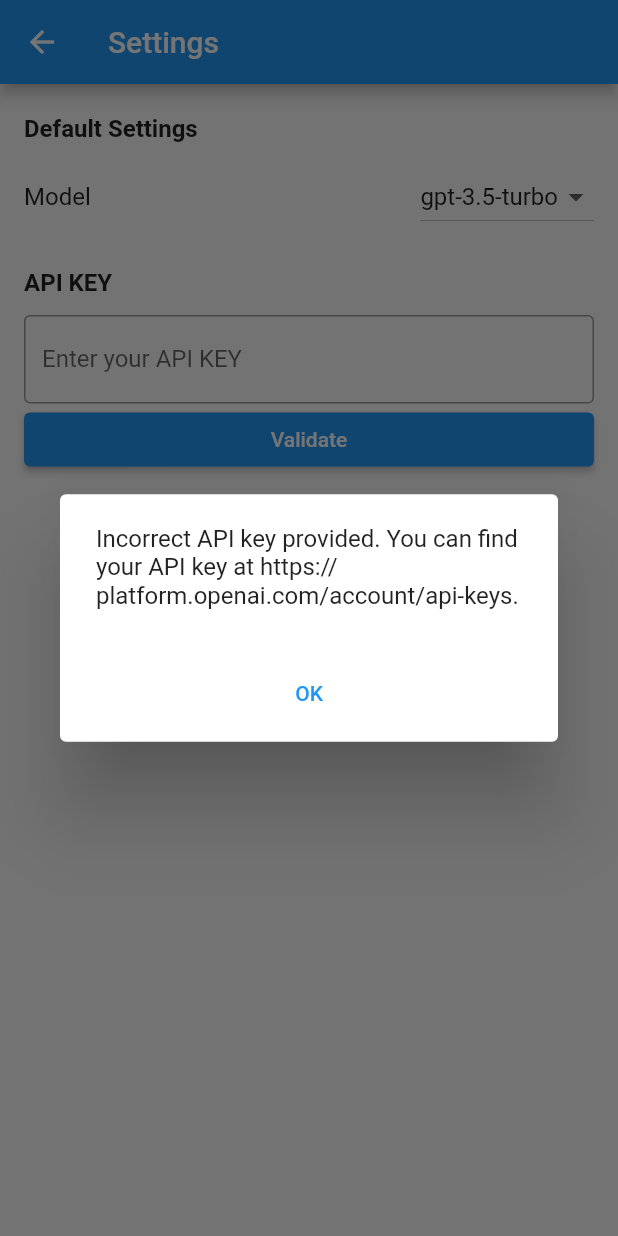
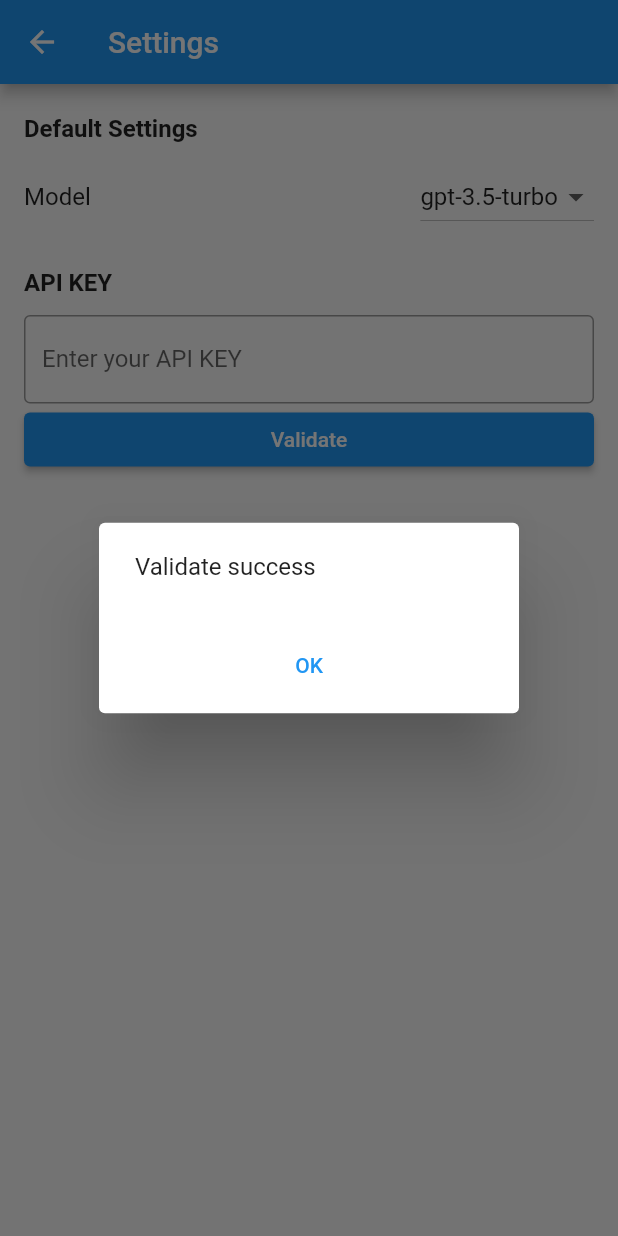
Before and after one commit to ChaosJiang/chat_ease, a Flutter app: the SettingsScreen screen opened by its route, after a tap on "Validate", on a phone screen of 412 x 824 dp. Run offline on Flutter 3.47's test engine with Material 2 defaults, Android fonts, the phone set to English and light mode, and no system bars; our stand-ins replace logger, shared_preferences; missing offline and left inert: dart_openai; accounts and stored records are empty.

Commit message:
fix bug that state is not saved persisted

```diff
--- a/lib/api/chat_api.dart
+++ b/lib/api/chat_api.dart
@@ -1,17 +1,17 @@
-import 'package:flutter/material.dart';
 import 'package:chat_ease/models/chat_message.dart';
+import 'package:chat_ease/utils/logger_util.dart';
 import 'package:dart_openai/openai.dart';
-import 'package:chat_ease/store/shared_preferences_manager.dart';
+import 'package:chat_ease/utils/shared_preferences_util.dart';
 
 class ChatApi {
   Future<String> completeChat(List<ChatMessage> messages) async {
     OpenAI.apiKey =
-        await (await SharedPreferencesManager.getInstance()).getApiKey();
-    OpenAI.organization =
-        await (await SharedPreferencesManager.getInstance()).getApiOrg();
+        SharedPreferencesUtil.prefs.getString('open_ai_api_key') ?? '';
+    OpenAI.organization = SharedPreferencesUtil.prefs.getString('open_ai_org');
 
     final chatCompletion = await OpenAI.instance.chat.create(
-        model: await (await SharedPreferencesManager.getInstance()).getModel(),
+        model: SharedPreferencesUtil.prefs.getString('open_ai_model') ??
+            'gpt-3.5-turbo',
         messages: messages
             .map((e) => OpenAIChatCompletionChoiceMessageModel(
                 role: e.isUserMessage ? 'user' : 'assistant',
@@ -23,14 +23,18 @@ class ChatApi {
   Future<bool> validateApiKey(String key) async {
     try {
       OpenAI.apiKey = key;
+      print('key: $key');
       OpenAI.organization =
-          await (await SharedPreferencesManager.getInstance()).getApiOrg();
+          SharedPreferencesUtil.prefs.getString('open_ai_org');
 
-      await OpenAI.instance.completion.create(
-          model:
-              await (await SharedPreferencesManager.getInstance()).getModel());
-    } on RequestFailedException catch (_, e) {
-      // TODO add to error log
+      await OpenAI.instance.chat.create(
+          model: SharedPreferencesUtil.prefs.getString('open_ai_model') ??
+              'gpt-3.5-turbo',
+          messages: [
+            OpenAIChatCompletionChoiceMessageModel(role: 'user', content: 'Hi')
+          ]);
+    } catch (e) {
+      LoggerUtil.logError(e.toString());
       return false;
     }
     return true;
--- a/lib/main.dart
+++ b/lib/main.dart
@@ -1,10 +1,13 @@
-import 'package:chat_ease/store/shared_preferences_manager.dart';
+import 'package:chat_ease/utils/shared_preferences_util.dart';
 import 'package:chat_ease/widgets/settings.dart';
 import 'package:flutter/material.dart';
 import 'package:chat_ease/api/chat_api.dart';
 import 'package:chat_ease/chat_page.dart';
 
 void main() async {
+  WidgetsFlutterBinding.ensureInitialized();
+  // Initialize  instance.
+  await SharedPreferencesUtil.init();
   runApp(ChatApp(chatApi: ChatApi()));
 }
 
--- a/lib/store/shared_preferences_manager.dart
+++ /dev/null
@@ -1,44 +0,0 @@
-import 'package:shared_preferences/shared_preferences.dart';
-
-class SharedPreferencesManager {
-  static SharedPreferencesManager? _instance;
-  static SharedPreferences? _prefs;
-
-  SharedPreferencesManager._();
-
-  static Future<SharedPreferencesManager> getInstance() async {
-    if (_instance == null) {
-      _instance = SharedPreferencesManager._();
-      await _instance!._init();
-    }
-    return _instance!;
-  }
-
-  Future<void> _init() async {
-    _prefs = await SharedPreferences.getInstance();
-  }
-
-  Future<String> getModel() async {
-    return _prefs?.getString('open_ai_model') ?? '';
-  }
-
-  Future<void> setModel(String newValue) async {
-    await _prefs?.setString('open_ai_model', newValue);
-  }
-
-  Future<String> getApiKey() async {
-    return _prefs?.getString('open_ai_api_key') ?? '';
-  }
-
-  Future<void> setApiKey(String newValue) async {
-    await _prefs?.setString('open_ai_api_key', newValue);
-  }
-
-  Future<String> getApiOrg() async {
-    return _prefs?.getString('open_ai_org') ?? '';
-  }
-
-  Future<void> setApiOrg(String newValue) async {
-    await _prefs?.setString('open_ai_org', newValue);
-  }
-}
--- /dev/null
+++ b/lib/utils/logger_util.dart
@@ -0,0 +1,26 @@
+
+import 'package:logger/logger.dart';
+
+class LoggerUtil {
+  static final Logger logger = Logger();
+
+  static void logDebug(String message) {
+    logger.d(message);
+  }
+
+  static void logInfo(String message) {
+    logger.i(message);
+  }
+
+  static void logWarning(String message) {
+    logger.w(message);
+  }
+
+  static void logError(String message) {
+    logger.e(message);
+  }
+
+  static void logWtf(String message) {
+    logger.wtf(message);
+  }
+}
--- /dev/null
+++ b/lib/utils/shared_preferences_util.dart
@@ -0,0 +1,40 @@
+import 'package:shared_preferences/shared_preferences.dart';
+
+class SharedPreferencesUtil {
+  static late final SharedPreferences prefs;
+
+  static Future<SharedPreferences> init() async =>
+      prefs = await SharedPreferences.getInstance();
+
+  //sets
+  static Future<bool> setBool(String key, bool value) async =>
+      await prefs.setBool(key, value);
+
+  static Future<bool> setDouble(String key, double value) async =>
+      await prefs.setDouble(key, value);
+
+  static Future<bool> setInt(String key, int value) async =>
+      await prefs.setInt(key, value);
+
+  static Future<bool> setString(String key, String value) async =>
+      await prefs.setString(key, value);
+
+  static Future<bool> setStringList(String key, List<String> value) async =>
+      await prefs.setStringList(key, value);
+
+  //gets
+  static bool? getBool(String key) => prefs.getBool(key);
+
+  static double? getDouble(String key) => prefs.getDouble(key);
+
+  static int? getInt(String key) => prefs.getInt(key);
+
+  static String? getString(String key) => prefs.getString(key);
+
+  static List<String>? getStringList(String key) => prefs.getStringList(key);
+
+  //deletes..
+  static Future<bool> remove(String key) async => await prefs.remove(key);
+
+  static Future<bool> clear() async => await prefs.clear();
+}
--- a/lib/widgets/settings.dart
+++ b/lib/widgets/settings.dart
@@ -1,5 +1,5 @@
 import 'package:flutter/material.dart';
-import 'package:chat_ease/store/shared_preferences_manager.dart';
+import 'package:chat_ease/utils/shared_preferences_util.dart';
 
 import '../api/chat_api.dart';
 
@@ -13,9 +13,9 @@ class SettingsScreen extends StatefulWidget {
 }
 
 class SettingsScreenState extends State<SettingsScreen> {
-  final String _defaultModel = 'gpt-3.5-turbo';
   final String _invalidKeyMsg =
       'Incorrect API key provided. You can find your API key at https://platform.openai.com/account/api-keys.';
+  final String _validKeyMsg = 'Validate success';
   final List<String> _modelOptions = ['gpt-3.5-turbo', 'gpt-4'];
   String _selectedModel = '';
   String _apiKey = '';
@@ -28,47 +28,48 @@ class SettingsScreenState extends State<SettingsScreen> {
   }
 
   Future<void> _loadModel() async {
-    String model =
-        await (await SharedPreferencesManager.getInstance()).getModel();
+    String model = SharedPreferencesUtil.prefs.getString('open_ai_model') ??
+        'gpt-3.5-turbo';
     setState(() {
-      _selectedModel = model.isNotEmpty ? model : _defaultModel;
+      _selectedModel = model;
     });
   }
 
   Future<void> _loadApiKey() async {
     String apiKey =
-        await (await SharedPreferencesManager.getInstance()).getApiKey();
+        SharedPreferencesUtil.prefs.getString('open_ai_api_key') ?? '';
     setState(() {
-      _apiKey = apiKey.isEmpty ? _defaultModel : apiKey;
+      _apiKey = apiKey;
     });
   }
 
-  void _saveModel(String model) {
+  void _saveModel(String model) async {
     setState(() {
       _selectedModel = model;
     });
+    SharedPreferencesUtil.prefs.setString('open_ai_model', model);
   }
 
-  void _saveAPIKey(String key) {
+  void _saveAPIKey(String key) async {
     setState(() {
       _apiKey = key;
     });
+    SharedPreferencesUtil.prefs.setString('open_ai_api_key', key);
   }
 
-  void _validateAPIKey(BuildContext context) async {
-    bool isValid = await widget.chatApi.validateApiKey(_apiKey);
-    if (isValid) {
-      (await SharedPreferencesManager.getInstance()).setApiKey(_apiKey);
-    }
-    _showAlertDialog(context);
+  Future<bool> _validateAPIKey() async {
+    // if (isValid) {
+    //   (await SharedPreferencesManager.getInstance()).setApiKey(_apiKey);
+    // }
+    return await widget.chatApi.validateApiKey(_apiKey);
   }
 
-  void _showAlertDialog(BuildContext context) {
+  void _showAlertDialog(BuildContext context, String msg) {
     showDialog(
         context: context,
         builder: (BuildContext context) {
           return AlertDialog(
-            content: Text(_invalidKeyMsg),
+            content: Text(msg),
             actions: [
               TextButton(
                   onPressed: () => Navigator.pop(context),
@@ -112,7 +113,12 @@ class SettingsScreenState extends State<SettingsScreen> {
             ),
             subtitle: ElevatedButton(
               onPressed: () {
-                _validateAPIKey(context);
+                _validateAPIKey().then((isValid) => {
+                      if (isValid)
+                        _showAlertDialog(context, _validKeyMsg)
+                      else
+                        _showAlertDialog(context, _invalidKeyMsg)
+                    });
               },
               child: const Text('Validate'),
             ),
--- a/pubspec.yaml
+++ b/pubspec.yaml
@@ -36,6 +36,7 @@ dependencies:
   cupertino_icons: ^1.0.2
   dart_openai: ^1.8.0
   shared_preferences: ^2.0.20
+  logger:
 
 dev_dependencies:
   flutter_test:
```
Also changed, not shown: pubspec.lock, 4 other files.
